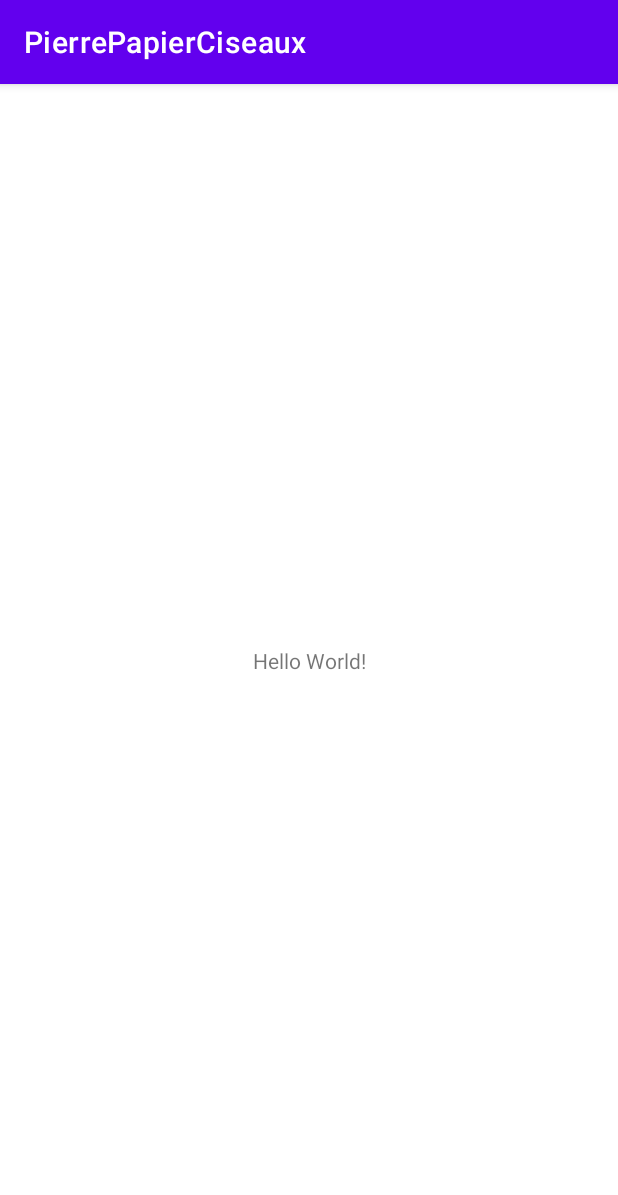
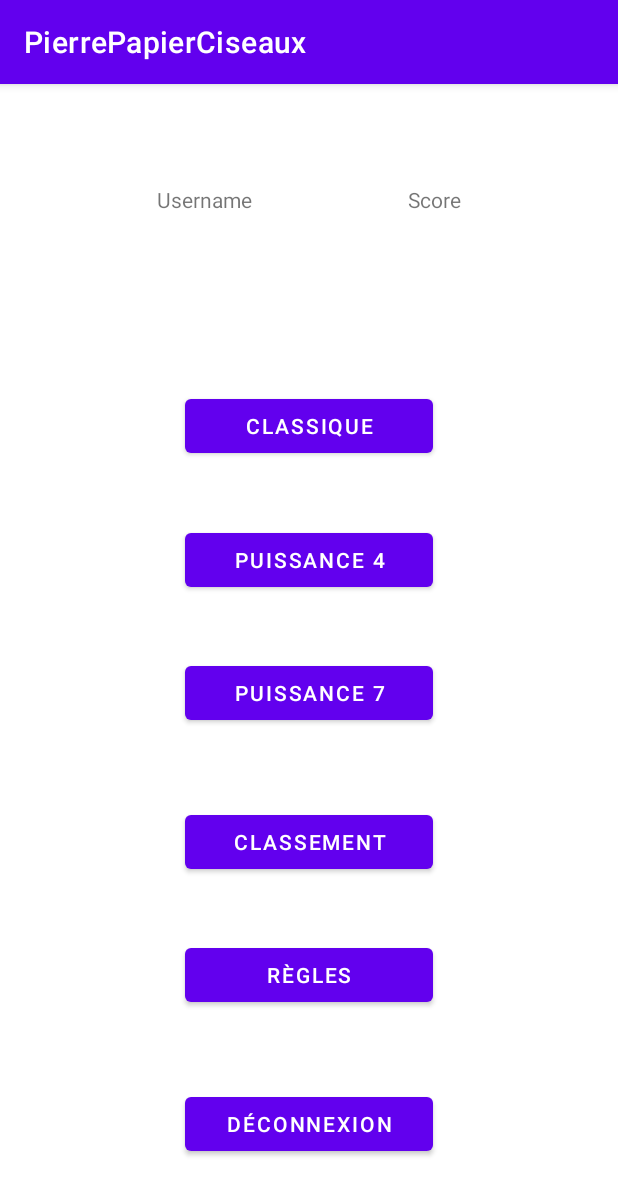
Before and after one commit to PetitGourou1999/PierrePapierCiseaux, an Android app: the screen it shows after launch (MainActivity before the commit, ActivityMainMenu after it), on a phone screen of 412 x 824 dp. Shown: the top 1195 px of the screen. Run offline under Robolectric (Android 15) with nearby library versions, the light colour scheme and no system bars.

Commit message:
Adding several layouts and activities for main parts of the application

```diff
--- /dev/null
+++ b/app/src/main/java/com/example/pierrepapierciseaux/ActivityMainMenu.java
@@ -0,0 +1,66 @@
+package com.example.pierrepapierciseaux;
+
+import androidx.appcompat.app.AppCompatActivity;
+
+import android.content.Intent;
+import android.os.Bundle;
+import android.view.View;
+import android.widget.Button;
+import android.view.View.OnClickListener;
+
+
+
+public class ActivityMainMenu extends AppCompatActivity {
+
+
+
+    @Override
+    protected void onCreate(Bundle savedInstanceState) {
+
+        super.onCreate(savedInstanceState);
+        setContentView(R.layout.main_menu);
+
+        Button buttonGameClassique = (Button) findViewById(R.id.buttonGameClassique);
+        Button buttonGameVariant4 = (Button) findViewById(R.id.buttonGame4);
+        Button buttonGameVariant7 = (Button) findViewById(R.id.buttonGame7);
+        Button buttonRules = (Button) findViewById(R.id.buttonRegles);
+        Button buttonScoreboard = (Button) findViewById(R.id.buttonClassement);
+        Button buttonDeco = (Button) findViewById(R.id.buttonDeco);
+
+        buttonGameClassique.setOnClickListener(e -> {
+            Intent intentGameClassic = new Intent(this, ActivityGameClassic.class);
+            startActivity(intentGameClassic);
+
+        });
+
+        buttonGameVariant4.setOnClickListener(e -> {
+            Intent intentGameVariant4 = new Intent(this, ActivityGameVariant4.class);
+            startActivity(intentGameVariant4);
+
+        });
+
+        buttonGameVariant7.setOnClickListener(e -> {
+            Intent intentGameVariant7 = new Intent(this, ActivityGameVariant7.class);
+            startActivity(intentGameVariant7);
+
+        });
+
+        buttonRules.setOnClickListener(e -> {
+            Intent intentRules = new Intent(this, ActivityRules.class);
+            startActivity(intentRules);
+
+        });
+
+        buttonScoreboard.setOnClickListener(e -> {
+            Intent intentScoreboard = new Intent(this, ActivityScoreboard.class);
+            startActivity(intentScoreboard);
+
+        });
+
+        /*buttonDeco.setOnClickListener(e -> {
+            Intent intentDeco = new Intent(this, ActivityScoreboard.class);
+            startActivity(intentScoreboard);
+
+        });*/
+    }
+}
--- /dev/null
+++ b/app/src/main/res/layout/main_menu.xml
@@ -0,0 +1,115 @@
+<?xml version="1.0" encoding="utf-8"?>
+<androidx.constraintlayout.widget.ConstraintLayout xmlns:android="http://schemas.android.com/apk/res/android"
+    xmlns:app="http://schemas.android.com/apk/res-auto"
+    xmlns:tools="http://schemas.android.com/tools"
+    android:layout_width="match_parent"
+    android:layout_height="match_parent">
+
+    <TextView
+        android:id="@+id/textViewUsername"
+        android:layout_width="wrap_content"
+        android:layout_height="wrap_content"
+        android:text="Username"
+        app:layout_constraintBottom_toTopOf="@+id/guideline4"
+        app:layout_constraintEnd_toStartOf="@+id/textViewScore"
+        app:layout_constraintHorizontal_bias="0.5"
+        app:layout_constraintStart_toStartOf="parent"
+        app:layout_constraintTop_toTopOf="parent" />
+
+    <TextView
+        android:id="@+id/textViewScore"
+        android:layout_width="wrap_content"
+        android:layout_height="wrap_content"
+        android:text="Score"
+        app:layout_constraintBottom_toTopOf="@+id/guideline4"
+        app:layout_constraintEnd_toEndOf="parent"
+        app:layout_constraintHorizontal_bias="0.5"
+        app:layout_constraintStart_toEndOf="@+id/textViewUsername"
+        app:layout_constraintTop_toTopOf="parent" />
+
+    <Button
+        android:id="@+id/buttonGame4"
+        android:layout_width="0dp"
+        android:layout_height="wrap_content"
+        android:text="@string/menu4"
+        app:layout_constraintBottom_toTopOf="@+id/buttonGame7"
+        app:layout_constraintEnd_toStartOf="@+id/guideline3"
+        app:layout_constraintStart_toStartOf="@+id/guideline2"
+        app:layout_constraintTop_toBottomOf="@+id/buttonGameClassique" />
+
+    <Button
+        android:id="@+id/buttonGameClassique"
+        android:layout_width="0dp"
+        android:layout_height="wrap_content"
+        android:layout_marginTop="10dp"
+        android:text="@string/menuClassique"
+        app:layout_constraintBottom_toTopOf="@+id/buttonGame4"
+        app:layout_constraintEnd_toStartOf="@+id/guideline3"
+        app:layout_constraintStart_toStartOf="@+id/guideline2"
+        app:layout_constraintTop_toTopOf="@+id/guideline4" />
+
+    <Button
+        android:id="@+id/buttonGame7"
+        android:layout_width="0dp"
+        android:layout_height="wrap_content"
+        android:text="@string/menu7"
+        app:layout_constraintBottom_toTopOf="@+id/buttonClassement"
+        app:layout_constraintEnd_toStartOf="@+id/guideline3"
+        app:layout_constraintStart_toStartOf="@+id/guideline2"
+        app:layout_constraintTop_toBottomOf="@+id/buttonGame4" />
+
+    <Button
+        android:id="@+id/buttonRegles"
+        android:layout_width="0dp"
+        android:layout_height="wrap_content"
+        android:text="@string/menuRegles"
+        app:layout_constraintBottom_toTopOf="@+id/buttonDeco"
+        app:layout_constraintEnd_toStartOf="@+id/guideline3"
+        app:layout_constraintStart_toStartOf="@+id/guideline2"
+        app:layout_constraintTop_toBottomOf="@+id/buttonClassement" />
+
+    <Button
+        android:id="@+id/buttonClassement"
+        android:layout_width="0dp"
+        android:layout_height="wrap_content"
+        android:layout_marginTop="10dp"
+        android:text="@string/menuClassement"
+        app:layout_constraintBottom_toTopOf="@+id/buttonRegles"
+        app:layout_constraintEnd_toStartOf="@+id/guideline3"
+        app:layout_constraintStart_toStartOf="@+id/guideline2"
+        app:layout_constraintTop_toBottomOf="@+id/buttonGame7" />
+
+    <Button
+        android:id="@+id/buttonDeco"
+        android:layout_width="0dp"
+        android:layout_height="wrap_content"
+        android:layout_marginTop="10dp"
+        android:layout_marginBottom="10dp"
+        android:text="@string/menuDeco"
+        app:layout_constraintBottom_toBottomOf="parent"
+        app:layout_constraintEnd_toStartOf="@+id/guideline3"
+        app:layout_constraintStart_toStartOf="@+id/guideline2"
+        app:layout_constraintTop_toBottomOf="@+id/buttonRegles" />
+
+    <androidx.constraintlayout.widget.Guideline
+        android:id="@+id/guideline2"
+        android:layout_width="wrap_content"
+        android:layout_height="wrap_content"
+        android:orientation="vertical"
+        app:layout_constraintGuide_percent="0.3" />
+
+    <androidx.constraintlayout.widget.Guideline
+        android:id="@+id/guideline3"
+        android:layout_width="wrap_content"
+        android:layout_height="wrap_content"
+        android:orientation="vertical"
+        app:layout_constraintGuide_percent="0.7" />
+
+    <androidx.constraintlayout.widget.Guideline
+        android:id="@+id/guideline4"
+        android:layout_width="wrap_content"
+        android:layout_height="wrap_content"
+        android:orientation="horizontal"
+        app:layout_constraintGuide_percent="0.2" />
+
+</androidx.constraintlayout.widget.ConstraintLayout>
--- a/app/src/main/res/values/strings.xml
+++ b/app/src/main/res/values/strings.xml
@@ -1,3 +1,20 @@
 <resources>
     <string name="app_name">PierrePapierCiseaux</string>
+
+    <string name="menuClassique">Classique</string>
+    <string name="menu4">Puissance 4</string>
+    <string name="menu7">Puissance 7</string>
+
+    <string name="menuClassement">Classement</string>
+    <string name="menuRegles">Règles</string>
+    <string name="menuDeco">Déconnexion</string>
+
+    <string name="titleGameClassique">Mode Classique</string>
+    <string name="titleGame4">Mode Puissance 4</string>
+    <string name="titleGame7">Mode Puissance 7</string>
+
+    <string name="titleRules">Règles du jeu</string>
+    <string name="titleScoreboard">Classement</string>
+
+
 </resources>
```
Also changed, not shown: app/src/main/AndroidManifest.xml (+30 -7 lines), app/src/main/java/com/example/pierrepapierciseaux/ActivityGameClassic.java (added, +18 -0 lines), app/src/main/java/com/example/pierrepapierciseaux/ActivityGameVariant4.java (added, +16 -0 lines), app/src/main/java/com/example/pierrepapierciseaux/ActivityGameVariant7.java (added, +16 -0 lines), app/src/main/java/com/example/pierrepapierciseaux/ActivityRules.java (added, +16 -0 lines), app/src/main/java/com/example/pierrepapierciseaux/ActivityScoreboard.java (added, +16 -0 lines), app/src/main/res/layout/game_classic.xml (added, +31 -0 lines), app/src/main/res/layout/game_variant_4.xml (added, +31 -0 lines), app/src/main/res/layout/game_variant_7.xml (added, +30 -0 lines), app/src/main/res/layout/layout_rules.xml (added, +24 -0 lines), app/src/main/res/layout/layout_scoreboard.xml (added, +24 -0 lines).
